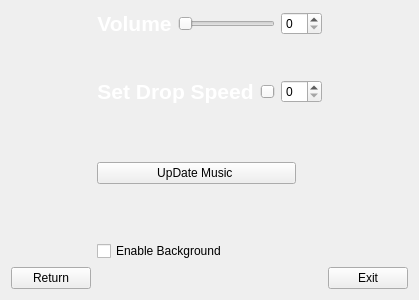
Old version of the form settings.ui in the repository EdrowsLuo/QTCppGame.
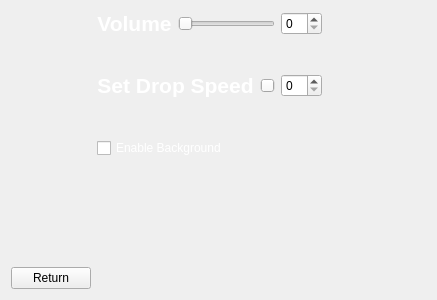
New version of the form.

```diff
--- a/settings.ui
+++ b/settings.ui
@@ -89,6 +89,9 @@
            <verstretch>0</verstretch>
           </sizepolicy>
          </property>
+         <property name="styleSheet">
+          <string notr="true">font: 16pt &quot;Adobe 黑体 Std R&quot;;</string>
+         </property>
          <property name="text">
           <string>&lt;!DOCTYPE HTML PUBLIC &quot;-//W3C//DTD HTML 4.0//EN&quot; &quot;http://www.w3.org/TR/REC-html40/strict.dtd&quot;&gt;
 &lt;html&gt;&lt;head&gt;&lt;meta name=&quot;qrichtext&quot; content=&quot;1&quot; /&gt;&lt;style type=&quot;text/css&quot;&gt;
@@ -128,46 +131,46 @@
      </item>
     </layout>
    </item>
-   <item row="1" column="2">
+   <item row="6" column="0">
+    <widget class="QPushButton" name="pushButton">
+     <property name="sizePolicy">
+      <sizepolicy hsizetype="Minimum" vsizetype="Fixed">
+       <horstretch>1</horstretch>
+       <verstretch>0</verstretch>
+      </sizepolicy>
+     </property>
+     <property name="text">
+      <string>Return</string>
+     </property>
+    </widget>
+   </item>
+   <item row="3" column="0">
     <spacer name="verticalSpacer_2">
      <property name="orientation">
       <enum>Qt::Vertical</enum>
      </property>
      <property name="sizeHint" stdset="0">
       <size>
-       <width>20</width>
-       <height>40</height>
+       <width>68</width>
+       <height>109</height>
       </size>
      </property>
     </spacer>
    </item>
-   <item row="2" column="1">
-    <widget class="QPushButton" name="pushButton_2">
-     <property name="sizePolicy">
-      <sizepolicy hsizetype="Minimum" vsizetype="Fixed">
-       <horstretch>6</horstretch>
-       <verstretch>0</verstretch>
-      </sizepolicy>
-     </property>
-     <property name="text">
-      <string>UpDate Music </string>
-     </property>
-    </widget>
-   </item>
-   <item row="3" column="2">
+   <item row="3" column="4">
     <spacer name="verticalSpacer_3">
      <property name="orientation">
       <enum>Qt::Vertical</enum>
      </property>
      <property name="sizeHint" stdset="0">
       <size>
-       <width>20</width>
-       <height>40</height>
+       <width>104</width>
+       <height>54</height>
       </size>
      </property>
     </spacer>
    </item>
-   <item row="4" column="1" colspan="2">
+   <item row="2" column="1">
     <widget class="QCheckBox" name="checkBox">
      <property name="sizePolicy">
       <sizepolicy hsizetype="Minimum" vsizetype="Fixed">
@@ -175,36 +178,28 @@
        <verstretch>0</verstretch>
       </sizepolicy>
      </property>
+     <property name="styleSheet">
+      <string notr="true">
+font: 75 18pt &quot;Adobe 黑体 Std R&quot;;
+color:white</string>
+     </property>
      <property name="text">
       <string>Enable Background</string>
      </property>
     </widget>
    </item>
-   <item row="5" column="0">
-    <widget class="QPushButton" name="pushButton">
-     <property name="sizePolicy">
-      <sizepolicy hsizetype="Minimum" vsizetype="Fixed">
-       <horstretch>1</horstretch>
-       <verstretch>0</verstretch>
-      </sizepolicy>
+   <item row="1" column="1">
+    <spacer name="verticalSpacer">
+     <property name="orientation">
+      <enum>Qt::Vertical</enum>
      </property>
-     <property name="text">
-      <string>Return</string>
+     <property name="sizeHint" stdset="0">
+      <size>
+       <width>20</width>
+       <height>40</height>
+      </size>
      </property>
-    </widget>
-   </item>
-   <item row="5" column="3">
-    <widget class="QPushButton" name="pushButton_3">
-     <property name="sizePolicy">
-      <sizepolicy hsizetype="Minimum" vsizetype="Fixed">
-       <horstretch>1</horstretch>
-       <verstretch>0</verstretch>
-      </sizepolicy>
-     </property>
-     <property name="text">
-      <string>Exit</string>
-     </property>
-    </widget>
+    </spacer>
    </item>
   </layout>
  </widget>
```
Left out of the diff: 3 changed lines with no effect on the pictures.
